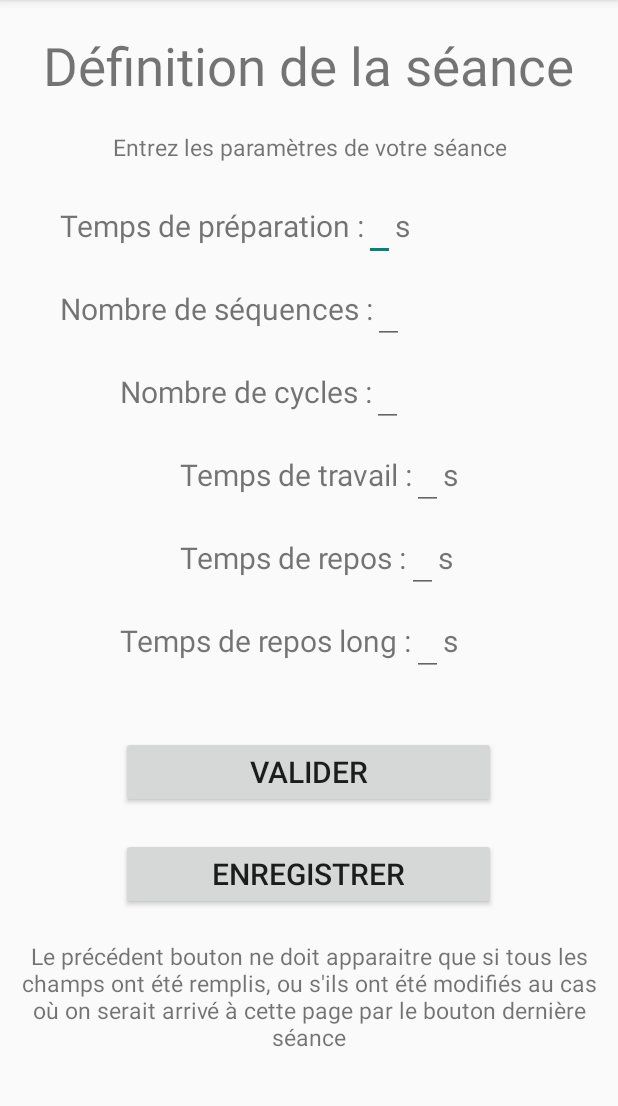
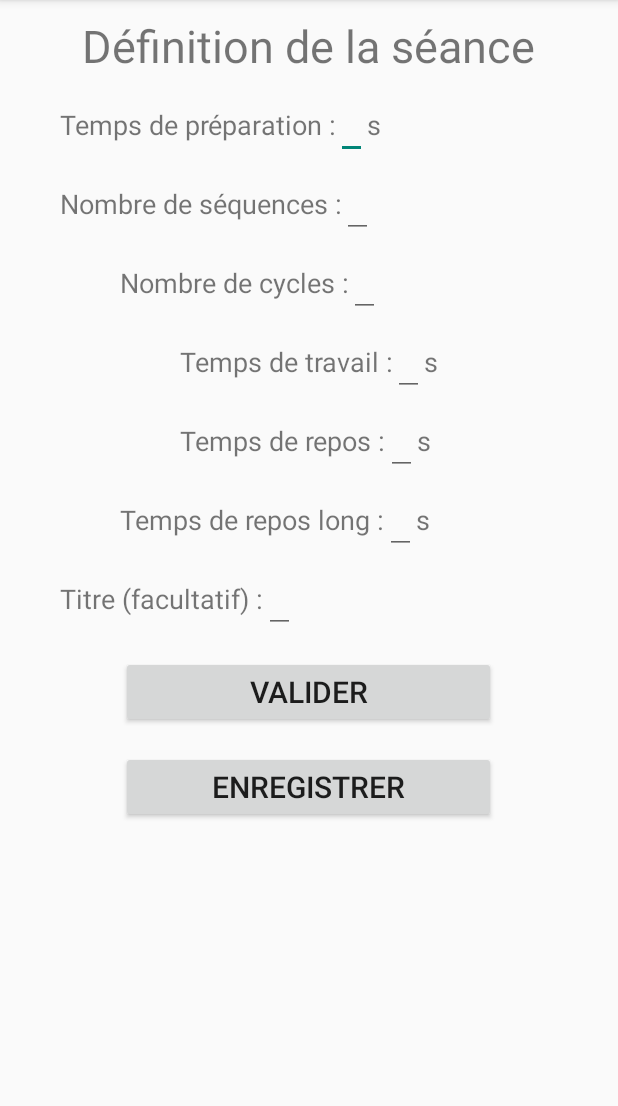
Before and after one commit to AlexandreLaurac/EFHI, an Android app: the ChoixSeanceDefinitionActivity screen opened directly, with no data from a screen before it, after a tap on "VALIDER", on a phone screen of 412 x 824 dp, the part 84-1190 px from its top. Run offline under Robolectric (Android 15) with nearby library versions, the phone set to English and light mode, and no system bars; our stand-ins replace Room's generated code.

Commit message:
Commit concernant la BDD, 2 : fonctionnalité de sauvegarde d'une séance
Pour cela :
- eu à revoir le xml de l'activité ChoixSeanceDefinitionActivity pour laisser suffisamment de place au bouton "enregistrer"...
- modifié l'activité pour mettre en oeuvre la fonctionnalité

Petite subtilité : Il y a deux boutons, l'un "valider", l'autre "enregistrer".
A chaque clic sur l'un de ces deux boutons, il faut vérifier le remplissage des EditTexts, puis créer un objet Séance. J'ai donc factorisé la partie de code commune.
Cependant, cette factorisation ne peut pas aller jusqu'aux appels eux-mêmes (factoriser peut consister à mettre dans une fonction des parties de code identique ET aussi à factoriser les appels), car entre le moment où l'utilisateur appuie sur "enregistrer" et celui où il clique sur "valider", il peut avoir modifié ses paramètres. Il faut donc recommencer le processus de vérification et d'acquisition pour ne pas proposer à l'utilisateur lors des exercices la précédente version mise en base.

Il y aurait cependant des vérifications à faire (éventuelles différences entre les séances enregistrée et validée), puis dire à l'utilisateur qu'il a modifié ses réglages si c'est le cas, etc.

(Il faudrait aussi vérifier que la séance proposée pour l'enregistrement dans la base ne correspond pas à un enregistrement existant. A faire plus tard).

```diff
--- a/app/src/main/java/com/example/efhi/Activites/ChoixSeanceDefinitionActivity.java
+++ b/app/src/main/java/com/example/efhi/Activites/ChoixSeanceDefinitionActivity.java
@@ -3,34 +3,55 @@ package com.example.efhi.Activites;
 import static java.lang.Integer.parseInt;
 import androidx.appcompat.app.AppCompatActivity;
 import android.content.Intent;
+import android.os.AsyncTask;
 import android.os.Bundle;
 import android.view.View;
 import android.widget.EditText;
 import android.widget.Toast;
-import com.example.efhi.Modele.Donnees.Seance;
+
+import com.example.efhi.Modele.BDD.DatabaseClient;
+import com.example.efhi.Modele.BDD.Seance;
 import com.example.efhi.Modele.MonApplication;
 import com.example.efhi.R;
 
 import java.util.ArrayList;
+import java.util.List;
+import java.util.logging.Level;
+import java.util.logging.Logger;
 
 
 public class ChoixSeanceDefinitionActivity extends AppCompatActivity {
 
+    private static Logger LOGGER = Logger.getAnonymousLogger() ;
+    static {
+        System.setProperty("java.util.logging.SimpleFormatter.format", "[%1$s] %4$-10s | (%3$s) %2$-15s | %5$s\n") ;
+        LOGGER.setLevel(Level.INFO) ;
+    }
+
     // Attributs
+        // Vues
     private EditText preparation ;
     private EditText sequences ;
     private EditText cycles ;
     private EditText travail ;
     private EditText repos ;
     private EditText reposLong ;
+    private EditText titre ;
     private ArrayList<EditText> listeEditText ;
+        // Données
+    private DatabaseClient cbdd ;
+    private Seance seance ;
+    private Seance seanceBDD ;
 
     @Override
     protected void onCreate (Bundle savedInstanceState) {
         super.onCreate(savedInstanceState) ;
         setContentView (R.layout.activity_choix_seance_definition) ;
 
-        // Récupération des EditText, et insertion dans la liste qui les regroupe
+        // Récupération de l'instance du Databaseclient
+        cbdd = DatabaseClient.getInstance(getApplicationContext()) ;
+
+        // Récupération des EditText, et insertion dans la liste qui les regroupe (sauf le dernier)
         listeEditText = new ArrayList<>() ;
         preparation = findViewById (R.id.activity_choix_seance_definition_tpsPreparation) ; listeEditText.add(preparation) ;
         sequences = findViewById (R.id.activity_choix_seance_definition_nbSequences) ; listeEditText.add(sequences) ;
@@ -38,30 +59,18 @@ public class ChoixSeanceDefinitionActivity extends AppCompatActivity {
         travail = findViewById (R.id.activity_choix_seance_definition_tpsTravail) ; listeEditText.add(travail) ;
         repos = findViewById (R.id.activity_choix_seance_definition_tpsRepos) ; listeEditText.add(repos) ;
         reposLong = findViewById (R.id.activity_choix_seance_definition_tpsReposLong) ; listeEditText.add(reposLong) ;
+        titre = findViewById(R.id.activity_choix_seance_definition_titre) ;
     }
+
 
     public void clicBoutonValider (View view) {
 
-        // Vérification du remplissage des données
-        int i = 0 ;
-        while (i < listeEditText.size() && !listeEditText.get(i).getText().toString().isEmpty()) { // tant que l'EditText n°i n'est pas vide, on continue
-            i++ ;
-        }
-        if (i < listeEditText.size()) {
-            Toast.makeText(getApplicationContext(), "Remplissez tous les champs avant de lancer les exercices", Toast.LENGTH_SHORT).show() ;
-        }
-        // Récupération et stockage des données dans un objet seance
-        else {
-            // Récupération du contenu des différents EditText  -- A FAIRE : VERIFICATION DES DONNEES !!! OU ALORS AFFICHER UN CLAVIER QUI NE PROPOSE QUE DES NOMBRES
-            int tpsPreparation = parseInt (preparation.getText().toString()) ;
-            int nbSequences = parseInt (sequences.getText().toString()) ;
-            int nbCycles = parseInt (cycles.getText().toString()) ;
-            int tpsTravail = parseInt (travail.getText().toString()) ;
-            int tpsRepos = parseInt (repos.getText().toString()) ;
-            int tpsReposLong = parseInt (reposLong.getText().toString()) ;
+        // Récupération des données
+        seance = recupererDonnees ("avant de lancer les exercices") ;
 
-            // Creation d'un objet de données de type Seance et ajout à la classe MonApplication
-            Seance seance = new Seance (tpsPreparation, nbSequences, nbCycles, tpsTravail, tpsRepos, tpsReposLong) ;
+        if (seance != null) {
+
+            // Stockage de la séance dans l'application
             ((MonApplication) ChoixSeanceDefinitionActivity.this.getApplication()).setSeance(seance) ;
 
             // Lancement de l'activité suivante
@@ -71,7 +80,72 @@ public class ChoixSeanceDefinitionActivity extends AppCompatActivity {
     }
 
     public void clicBoutonEnregistrer (View view) {
+
         // Enregistrement d'un preset : vérifier que les paramètres chargés sont tous différents de ceux d'un preset existant
-        // Afficher un toast dans les deux cas "enregistrement de preset" et "preset déjà existant
+        // Afficher un toast dans les deux cas "enregistrement de preset" et "preset déjà existant"
+
+        // Récupération des données
+        seanceBDD = recupererDonnees ("avant d'enregistrer la séance") ;
+
+
+        // Classe asynchrone permettant d'écrire dans la BDD la dernière séance (enregistrement de catégorie 'last') et de poursuivre l'application
+        class SetLast extends AsyncTask<Void, Void, Seance> {
+
+            @Override
+            protected Seance doInBackground (Void... voids) {
+                // On enregistre la séance dans la BDD
+                cbdd.getAppDatabase().seanceDao().insert(seanceBDD) ;
+
+                long nbOfElements = cbdd.getAppDatabase().seanceDao().getNbOfElements() ;
+                LOGGER.log(Level.INFO, "ChoixSeanceDefinitionActivity - nombre d'éléments dans la base : " + nbOfElements) ;
+
+                return seanceBDD ;
+            }
+
+            @Override
+            protected void onPostExecute (Seance seanceBDD) {
+                super.onPostExecute(seanceBDD) ;
+                // On porte un toast lorsque la séance a été enregistrée dans la base
+                Toast.makeText(getApplicationContext(), "La séance a été enregistrée", Toast.LENGTH_SHORT).show() ;
+            }
+        }
+
+        if (seanceBDD != null) {
+            // Création d'un objet de type SetLast et exécution de la demande asynchrone
+            SetLast sl = new SetLast() ;
+            sl.execute() ;
+        }
     }
+
+
+    public Seance recupererDonnees (String message) {
+
+        // 1. Vérification du remplissage des EditTexts
+        if (!areEditTextsFilled()) {
+            Toast.makeText(getApplicationContext(), "Remplissez tous les champs " + message, Toast.LENGTH_SHORT).show() ;
+            return null ;
+        }
+
+        // 2. Récupération du contenu des différents EditText  -- A FAIRE : VERIFICATION DES DONNEES !!! OU ALORS AFFICHER UN CLAVIER QUI NE PROPOSE QUE DES NOMBRES
+        int tpsPreparation = parseInt (preparation.getText().toString()) ;
+        int nbSequences = parseInt (sequences.getText().toString()) ;
+        int nbCycles = parseInt (cycles.getText().toString()) ;
+        int tpsTravail = parseInt (travail.getText().toString()) ;
+        int tpsRepos = parseInt (repos.getText().toString()) ;
+        int tpsReposLong = parseInt (reposLong.getText().toString()) ;
+        String chaineTitre = titre.getText().toString();
+
+        // 3. Creation et renvoi d'un objet de type Seance
+        return new Seance (tpsPreparation, nbSequences, nbCycles, tpsTravail, tpsRepos, tpsReposLong, "utilisateur", chaineTitre) ;
+    }
+
+    public boolean areEditTextsFilled() {
+        // Vérification du remplissage des données (ne prend pas en compte le dernier EditText, non mis dans la liste)
+        int i = 0 ;
+        while (i < listeEditText.size() && !listeEditText.get(i).getText().toString().isEmpty()) { // tant que l'EditText n°i n'est pas vide, on continue
+            i++ ;
+        }
+        return i == listeEditText.size() ;
+    }
+
 }
--- a/app/src/main/res/layout/activity_choix_seance_definition.xml
+++ b/app/src/main/res/layout/activity_choix_seance_definition.xml
@@ -12,11 +12,12 @@
         android:layout_width="wrap_content"
         android:layout_height="wrap_content"
         android:layout_gravity="center"
-        android:layout_marginTop="20dp"
+        android:layout_marginTop="10dp"
         android:gravity="center"
         android:text="Définition de la séance"
-        android:textSize="35sp"/>
+        android:textSize="30sp"/>
 
+<!--
     <TextView
         android:layout_width="wrap_content"
         android:layout_height="wrap_content"
@@ -27,11 +28,12 @@
         android:gravity="center"
         android:text="Entrez les paramètres de votre séance"
         android:textSize="15sp"/>
+-->
 
     <ScrollView
         android:layout_width="match_parent"
         android:layout_height="wrap_content"
-        android:layout_marginTop="20dp"
+        android:layout_marginTop="10dp"
         android:scrollbars="vertical">
 
         <LinearLayout
@@ -50,19 +52,20 @@
                     android:layout_width="wrap_content"
                     android:layout_height="wrap_content"
                     android:text="Temps de préparation :"
-                    android:textSize="20sp"/>
+                    android:textSize="18sp"/>
 
                 <EditText
                     android:id="@+id/activity_choix_seance_definition_tpsPreparation"
                     android:layout_width="wrap_content"
                     android:layout_height="wrap_content"
+                    android:textSize="18sp"
                     android:autofillHints=""/>
 
                 <TextView
                     android:layout_width="wrap_content"
                     android:layout_height="wrap_content"
                     android:text="s"
-                    android:textSize="20sp"/>
+                    android:textSize="18sp"/>
 
             </LinearLayout>
 
@@ -72,19 +75,20 @@
                 android:layout_width="wrap_content"
                 android:layout_height="wrap_content"
                 android:orientation="horizontal"
-                android:layout_marginTop="10dp"
+                android:layout_marginTop="7dp"
                 android:layout_marginStart="40dp">
 
                 <TextView
                     android:layout_width="wrap_content"
                     android:layout_height="wrap_content"
                     android:text="Nombre de séquences :"
-                    android:textSize="20sp"/>
+                    android:textSize="18sp"/>
 
                 <EditText
                     android:id="@+id/activity_choix_seance_definition_nbSequences"
                     android:layout_width="wrap_content"
                     android:layout_height="wrap_content"
+                    android:textSize="18sp"
                     android:autofillHints=""/>
 
             </LinearLayout>
@@ -95,19 +99,20 @@
                 android:layout_width="wrap_content"
                 android:layout_height="wrap_content"
                 android:orientation="horizontal"
-                android:layout_marginTop="10dp"
+                android:layout_marginTop="7dp"
                 android:layout_marginStart="80dp">
 
                 <TextView
                     android:layout_width="wrap_content"
                     android:layout_height="wrap_content"
                     android:text="Nombre de cycles :"
-                    android:textSize="20sp"/>
+                    android:textSize="18sp"/>
 
                 <EditText
                     android:id="@+id/activity_choix_seance_definition_nbCycles"
                     android:layout_width="wrap_content"
                     android:layout_height="wrap_content"
+                    android:textSize="18sp"
                     android:autofillHints=""/>
 
             </LinearLayout>
@@ -118,26 +123,27 @@
                 android:layout_width="wrap_content"
                 android:layout_height="wrap_content"
                 android:orientation="horizontal"
-                android:layout_marginTop="10dp"
+                android:layout_marginTop="7dp"
                 android:layout_marginStart="120dp">
 
                 <TextView
                     android:layout_width="wrap_content"
                     android:layout_height="wrap_content"
                     android:text="Temps de travail :"
-                    android:textSize="20sp"/>
+                    android:textSize="18sp"/>
 
                 <EditText
                     android:id="@+id/activity_choix_seance_definition_tpsTravail"
                     android:layout_width="wrap_content"
                     android:layout_height="wrap_content"
+                    android:textSize="18sp"
                     android:autofillHints=""/>
 
                 <TextView
                     android:layout_width="wrap_content"
                     android:layout_height="wrap_content"
                     android:text="s"
-                    android:textSize="20sp"/>
+                    android:textSize="18sp"/>
 
             </LinearLayout>
 
@@ -147,26 +153,27 @@
                 android:layout_width="wrap_content"
                 android:layout_height="wrap_content"
                 android:orientation="horizontal"
-                android:layout_marginTop="10dp"
+                android:layout_marginTop="7dp"
                 android:layout_marginStart="120dp">
 
                 <TextView
                     android:layout_width="wrap_content"
                     android:layout_height="wrap_content"
                     android:text="Temps de repos :"
-                    android:textSize="20sp"/>
+                    android:textSize="18sp"/>
 
                 <EditText
                     android:id="@+id/activity_choix_seance_definition_tpsRepos"
                     android:layout_width="wrap_content"
                     android:layout_height="wrap_content"
+                    android:textSize="18sp"
                     android:autofillHints=""/>
 
                 <TextView
                     android:layout_width="wrap_content"
                     android:layout_height="wrap_content"
                     android:text="s"
-                    android:textSize="20sp"/>
+                    android:textSize="18sp"/>
 
             </LinearLayout>
 
@@ -176,28 +183,52 @@
                 android:layout_width="wrap_content"
                 android:layout_height="wrap_content"
                 android:orientation="horizontal"
-                android:layout_marginTop="10dp"
+                android:layout_marginTop="7dp"
                 android:layout_marginStart="80dp">
 
                 <TextView
                     android:layout_width="wrap_content"
                     android:layout_height="wrap_content"
                     android:text="Temps de repos long :"
-                    android:textSize="20sp"/>
+                    android:textSize="18sp"/>
 
                 <EditText
                     android:id="@+id/activity_choix_seance_definition_tpsReposLong"
                     android:layout_width="wrap_content"
                     android:layout_height="wrap_content"
+                    android:textSize="18sp"
                     android:autofillHints=""/>
 
                 <TextView
                     android:layout_width="wrap_content"
                     android:layout_height="wrap_content"
                     android:text="s"
-                    android:textSize="20sp"/>
+                    android:textSize="18sp"/>
 
             </LinearLayout>
+
+            <!-- Titre de la séance -->
+            <LinearLayout
+                android:layout_width="wrap_content"
+                android:layout_height="wrap_content"
+                android:orientation="horizontal"
+                android:layout_marginTop="7dp"
+                android:layout_marginStart="40dp">
+
+                <TextView
+                    android:layout_width="wrap_content"
+                    android:layout_height="wrap_content"
+                    android:text="Titre (facultatif) :"
+                    android:textSize="18sp"/>
+
+                <EditText
+                    android:id="@+id/activity_choix_seance_definition_titre"
+                    android:layout_width="wrap_content"
+                    android:layout_height="wrap_content"
+                    android:textSize="18sp"/>
+
+            </LinearLayout>
+
         </LinearLayout>
     </ScrollView>
 
@@ -207,7 +238,7 @@
         android:layout_height="wrap_content"
         android:paddingTop="7dp"
         android:paddingBottom="7dp"
-        android:layout_marginTop="40dp"
+        android:layout_marginTop="15dp"
         android:layout_gravity="center"
         android:text="Valider"
         android:textSize="20sp"
@@ -219,21 +250,11 @@
         android:layout_height="wrap_content"
         android:paddingTop="7dp"
         android:paddingBottom="7dp"
-        android:layout_marginTop="20dp"
+        android:layout_marginTop="15dp"
         android:layout_gravity="center"
         android:text="Enregistrer"
         android:textSize="20sp"
         android:onClick="clicBoutonEnregistrer"/>
 
-    <TextView
-        android:layout_width="wrap_content"
-        android:layout_height="wrap_content"
-        android:layout_gravity="center"
-        android:layout_marginTop="20dp"
-        android:layout_marginStart="10dp"
-        android:layout_marginEnd="10dp"
-        android:gravity="center"
-        android:text="Le précédent bouton ne doit apparaitre que si tous les champs ont été remplis, ou s'ils ont été modifiés au cas où on serait arrivé à cette page par le bouton dernière séance"
-        android:textSize="15sp"/>
 
 </LinearLayout>
```
